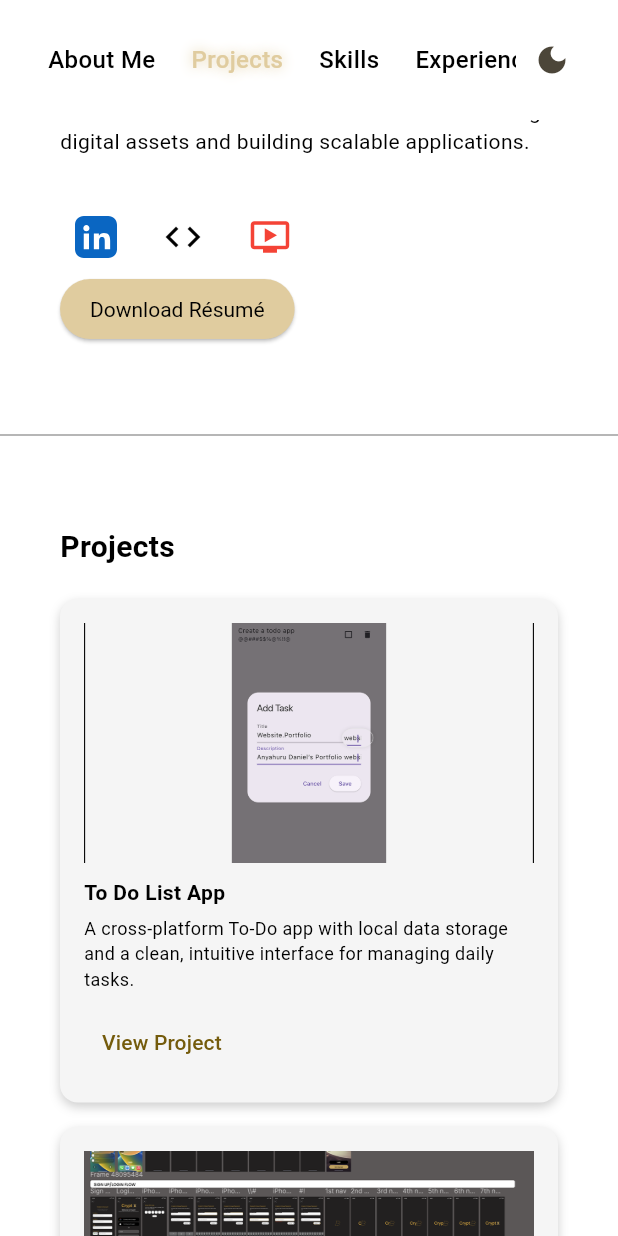
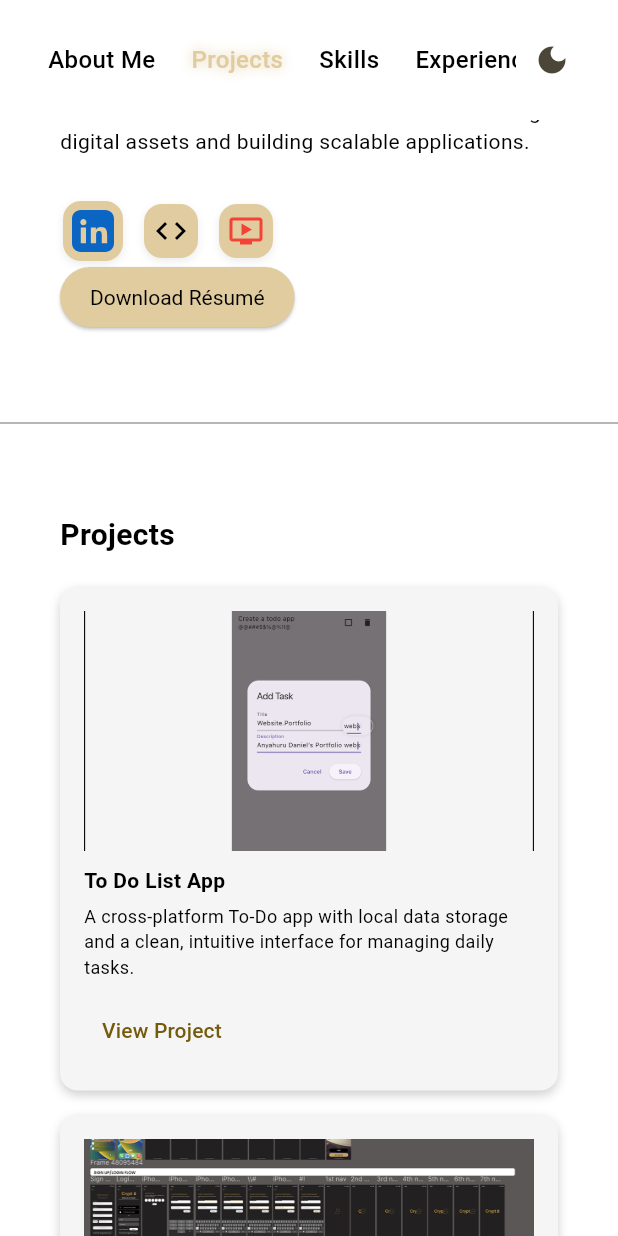
Before and after one commit to MrDaniel07/Portfolio, a Flutter app: the screen it shows after launch, scrolled down 576 dp, on a phone screen of 412 x 824 dp. Run offline on Flutter 3.47's test engine with Material 3 defaults, Android fonts, the light colour scheme and no system bars; our stand-ins replace audioplayers, flutter_svg, font_awesome_flutter; missing offline and left inert: dart:html.

Commit message:
Added background to socials icons

```diff
--- a/lib/main.dart
+++ b/lib/main.dart
@@ -985,13 +985,27 @@ class SocialMediaIconBox extends StatelessWidget {
 
   @override
   Widget build(BuildContext context) {
-    return IconButton(
-      icon: icon,
-      iconSize: 28,
-      tooltip: url,
-      onPressed: () {
+    return InkWell(
+      onTap: () {
         launchUrl(Uri.parse(url), mode: LaunchMode.externalApplication);
       },
+      borderRadius: BorderRadius.circular(12),
+      child: Container(
+        decoration: BoxDecoration(
+          color: const Color(0xFFE0CC9F),
+          borderRadius: BorderRadius.circular(12),
+          boxShadow: [
+            BoxShadow(
+              color: Colors.black.withOpacity(0.08),
+              blurRadius: 4,
+              offset: const Offset(0, 2),
+            ),
+          ],
+        ),
+        padding: const EdgeInsets.all(6),
+        margin: const EdgeInsets.symmetric(horizontal: 2),
+        child: icon,
+      ),
     );
   }
 }
```
